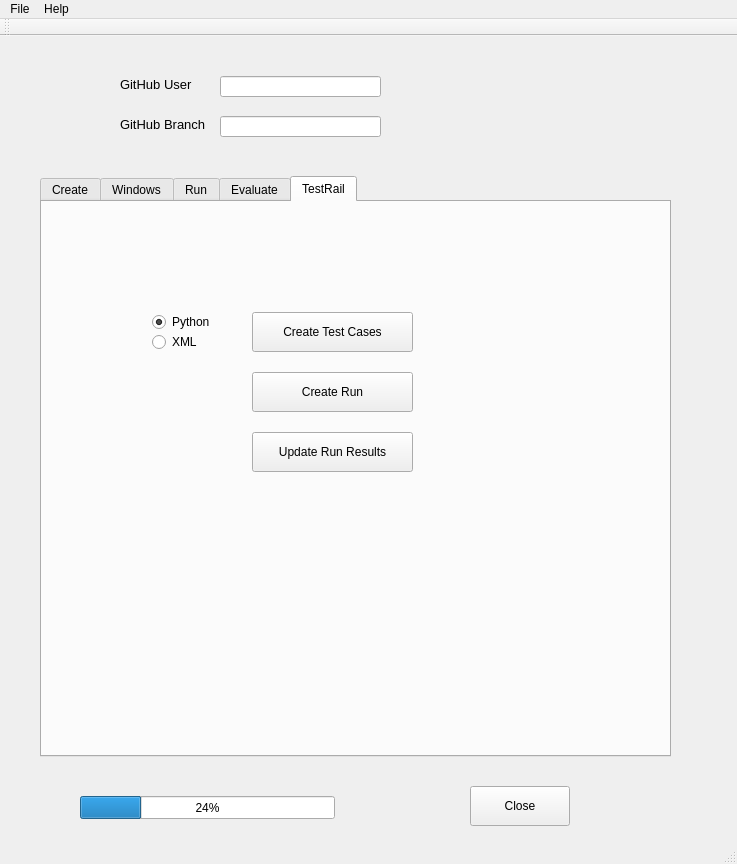
Old version of the form tools/auto-tester/src/ui/AutoTester.ui in the repository vircadia/vircadia-native-core.
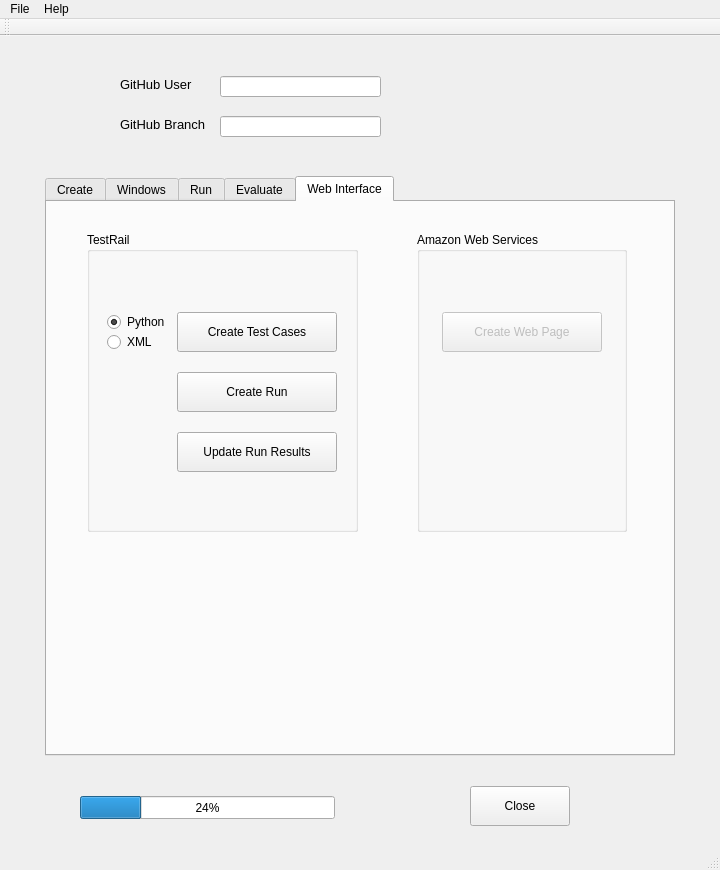
New version of the form. The open tabs and pages were chosen to show the change.

Commit message: WIP - adding AWS interface.

The edit to the form file:
```diff
--- a/tools/auto-tester/src/ui/AutoTester.ui
+++ b/tools/auto-tester/src/ui/AutoTester.ui
@@ -6,8 +6,8 @@
    <rect>
     <x>0</x>
     <y>0</y>
-    <width>737</width>
-    <height>864</height>
+    <width>720</width>
+    <height>870</height>
    </rect>
   </property>
   <property name="sizePolicy">
@@ -36,10 +36,10 @@
    <widget class="QTabWidget" name="tabWidget">
     <property name="geometry">
      <rect>
-      <x>40</x>
+      <x>45</x>
       <y>140</y>
-      <width>631</width>
-      <height>581</height>
+      <width>630</width>
+      <height>580</height>
      </rect>
     </property>
     <property name="currentIndex">
@@ -583,14 +583,14 @@
     </widget>
     <widget class="QWidget" name="tab_3">
      <attribute name="title">
-      <string>TestRail</string>
+      <string>Web Interface</string>
      </attribute>
      <widget class="QPushButton" name="updateTestRailRunResultsButton">
       <property name="geometry">
        <rect>
-        <x>210</x>
+        <x>130</x>
         <y>230</y>
-        <width>161</width>
+        <width>160</width>
         <height>40</height>
        </rect>
       </property>
@@ -601,7 +601,7 @@
      <widget class="QRadioButton" name="createPythonScriptRadioButton">
       <property name="geometry">
        <rect>
-        <x>110</x>
+        <x>60</x>
         <y>110</y>
         <width>95</width>
         <height>20</height>
@@ -617,9 +617,9 @@
      <widget class="QPushButton" name="createTestRailRunButton">
       <property name="geometry">
        <rect>
-        <x>210</x>
+        <x>130</x>
         <y>170</y>
-        <width>161</width>
+        <width>160</width>
         <height>40</height>
        </rect>
       </property>
@@ -630,9 +630,9 @@
      <widget class="QPushButton" name="createTestRailTestCasesButton">
       <property name="geometry">
        <rect>
-        <x>210</x>
+        <x>130</x>
         <y>110</y>
-        <width>161</width>
+        <width>160</width>
         <height>40</height>
        </rect>
       </property>
@@ -643,7 +643,7 @@
      <widget class="QRadioButton" name="createXMLScriptRadioButton">
       <property name="geometry">
        <rect>
-        <x>110</x>
+        <x>60</x>
         <y>130</y>
         <width>95</width>
         <height>20</height>
@@ -653,6 +653,55 @@
        <string>XML</string>
       </property>
      </widget>
+     <widget class="QGroupBox" name="groupBox">
+      <property name="geometry">
+       <rect>
+        <x>40</x>
+        <y>30</y>
+        <width>271</width>
+        <height>300</height>
+       </rect>
+      </property>
+      <property name="title">
+       <string>TestRail</string>
+      </property>
+     </widget>
+     <widget class="QGroupBox" name="groupBox_2">
+      <property name="geometry">
+       <rect>
+        <x>370</x>
+        <y>30</y>
+        <width>210</width>
+        <height>300</height>
+       </rect>
+      </property>
+      <property name="title">
+       <string>Amazon Web Services</string>
+      </property>
+      <widget class="QPushButton" name="createWebPagePushButton">
+       <property name="enabled">
+        <bool>false</bool>
+       </property>
+       <property name="geometry">
+        <rect>
+         <x>25</x>
+         <y>80</y>
+         <width>160</width>
+         <height>40</height>
+        </rect>
+       </property>
+       <property name="text">
+        <string>Create Web Page</string>
+       </property>
+      </widget>
+     </widget>
+     <zorder>groupBox</zorder>
+     <zorder>updateTestRailRunResultsButton</zorder>
+     <zorder>createPythonScriptRadioButton</zorder>
+     <zorder>createTestRailRunButton</zorder>
+     <zorder>createTestRailTestCasesButton</zorder>
+     <zorder>createXMLScriptRadioButton</zorder>
+     <zorder>groupBox_2</zorder>
     </widget>
    </widget>
    <widget class="QLabel" name="label_3">
@@ -730,7 +779,7 @@
     <rect>
      <x>0</x>
      <y>0</y>
-     <width>737</width>
+     <width>720</width>
      <height>21</height>
     </rect>
    </property>
```
Left out of the diff: 42 changed lines with no effect on the pictures.
